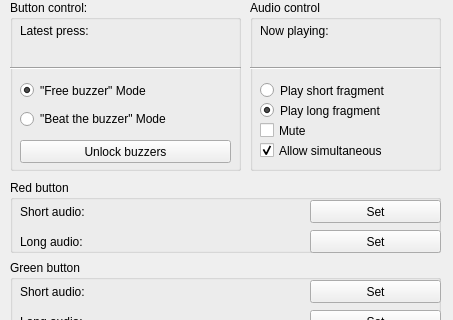
The window that QuizBro_barebone/mainwindow.ui (JosvanGoor/QuizBro) describes before a commit, drawn with Qt 5; both pictures show x 0 to 453 and y 0 to 320 of the 453 by 526 pixel window.
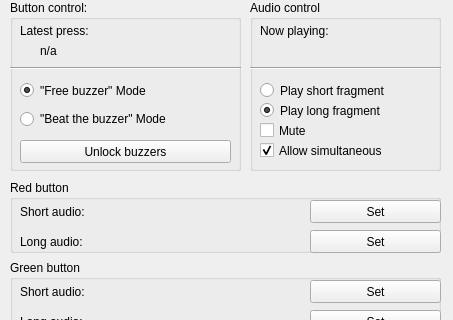
The same window after the commit.

```diff
--- a/QuizBro_barebone/mainwindow.ui
+++ b/QuizBro_barebone/mainwindow.ui
@@ -312,7 +312,7 @@
       </rect>
      </property>
      <property name="text">
-      <string>&lt;name&gt;</string>
+      <string>n/a</string>
      </property>
     </widget>
     <widget class="Line" name="line">
```
